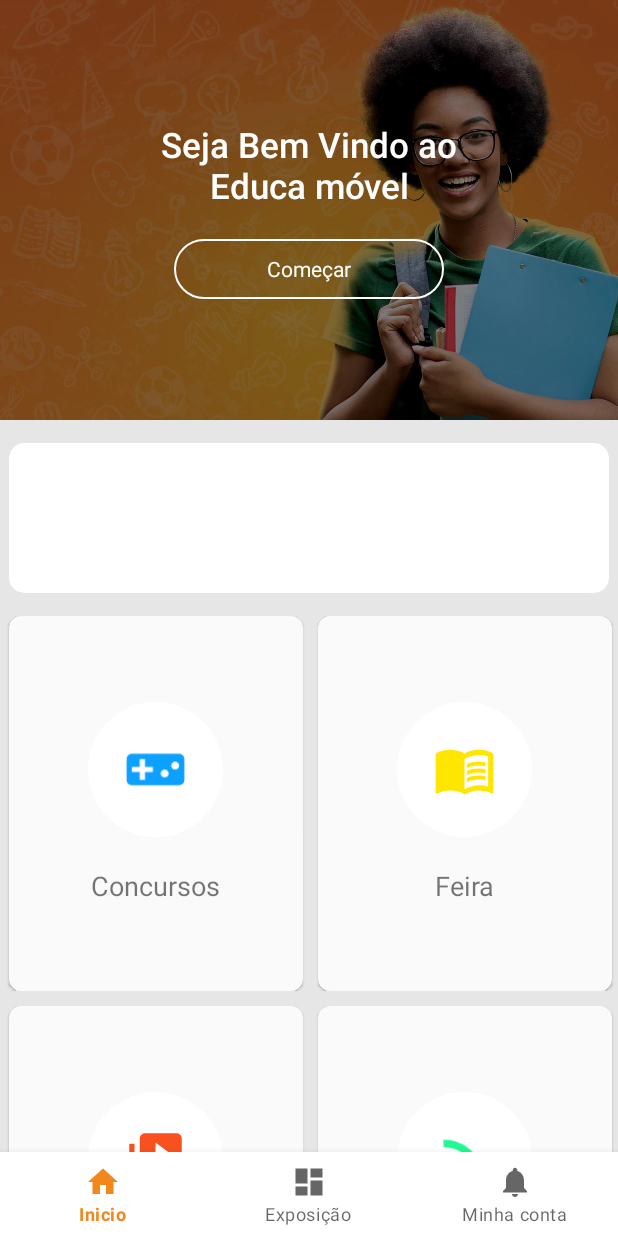
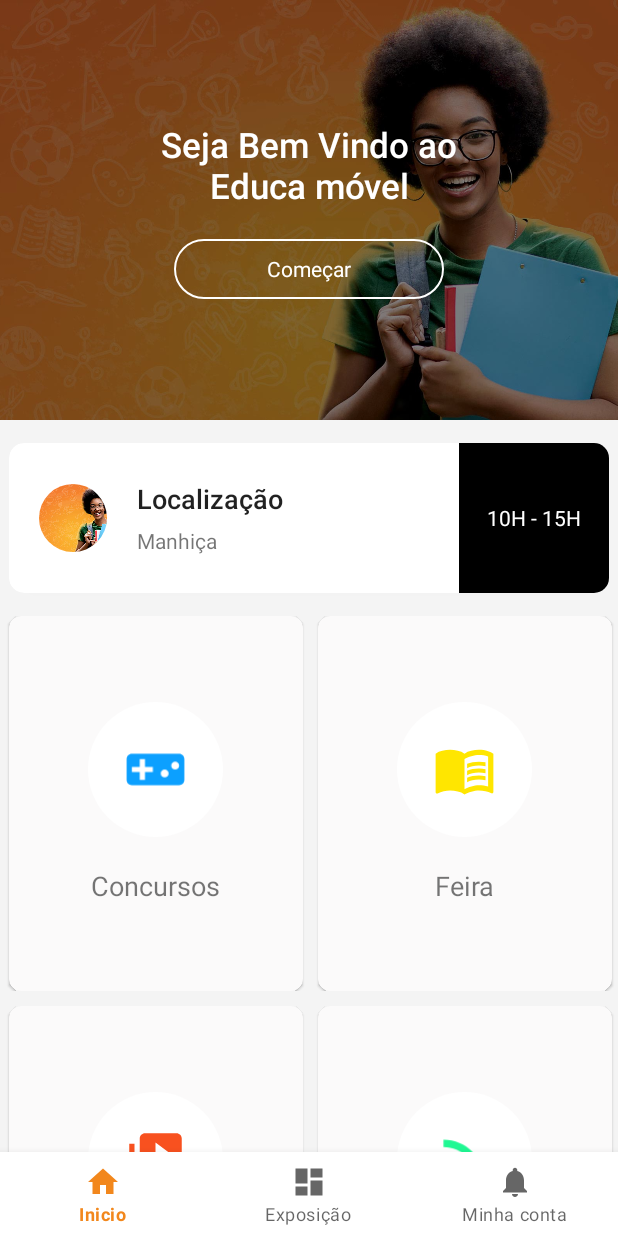
Before and after one commit to Agostinhodossantos/educa-movel, an Android app: the screen it shows after launch (MainActivity), on a phone screen of 412 x 824 dp. Run offline under Robolectric (Android 15) with nearby library versions, the phone set to English and light mode, and no system bars; our stand-ins replace CircleImageView, navigation-ui.

Commit message:
create location banner

```diff
--- a/app/build.gradle
+++ b/app/build.gradle
@@ -40,7 +40,7 @@ dependencies {
     implementation 'androidx.navigation:navigation-fragment:2.3.5'
     implementation 'androidx.navigation:navigation-ui:2.3.5'
     // my dependecy
-
+    implementation 'de.hdodenhof:circleimageview:3.0.1'
     implementation 'com.makeramen:roundedimageview:2.3.0'
     testImplementation 'junit:junit:4.+'
     androidTestImplementation 'androidx.test.ext:junit:1.1.3'
--- a/app/src/main/res/layout/fragment_home.xml
+++ b/app/src/main/res/layout/fragment_home.xml
@@ -4,7 +4,7 @@
     xmlns:app="http://schemas.android.com/apk/res-auto"
     xmlns:tools="http://schemas.android.com/tools"
     android:layout_width="match_parent"
-    android:background="#E6E6E6"
+    android:background="#F4F4F4"
     android:layout_height="match_parent"
     tools:context=".ui.home.HomeFragment" >
     <LinearLayout
@@ -79,6 +79,61 @@
             android:layout_marginStart="6dp"
             android:layout_marginEnd="6dp"
             >
+          <LinearLayout
+              android:orientation="horizontal"
+              android:layout_width="match_parent"
+              android:layout_height="match_parent">
+
+              <de.hdodenhof.circleimageview.CircleImageView
+                  android:layout_width="45dp"
+                  android:layout_gravity="center"
+                  android:layout_marginStart="20dp"
+                  android:layout_height="45dp"
+                  android:src="@drawable/banner2"
+                  />
+
+              <LinearLayout
+                  android:layout_marginStart="20dp"
+                  android:orientation="vertical"
+                  android:layout_weight="1"
+                  android:layout_width="match_parent"
+                  android:gravity="center_vertical"
+                  android:layout_height="match_parent">
+
+                  <TextView
+                      android:layout_width="wrap_content"
+                      android:layout_height="wrap_content"
+                      android:text="Localização"
+                      android:textSize="18sp"
+                      android:textAppearance="@style/TextAppearance.AppCompat.Title"
+                      />
+
+                  <TextView
+                      android:layout_width="wrap_content"
+                      android:layout_height="wrap_content"
+                      android:layout_marginTop="6dp"
+                      android:text="Manhiça"
+                      />
+              </LinearLayout>
+
+
+              <LinearLayout
+                  android:layout_width="100dp"
+                  android:gravity="center"
+                  android:background="@android:color/black"
+                  android:layout_height="match_parent">
+
+                  <TextView
+                      android:layout_width="wrap_content"
+                      android:layout_height="wrap_content"
+                      android:text="10H - 15H"
+                      android:layout_gravity="center"
+                      android:textColor="@android:color/white"
+                      />
+
+              </LinearLayout>
+
+          </LinearLayout>
 
         </androidx.cardview.widget.CardView>
 
```
